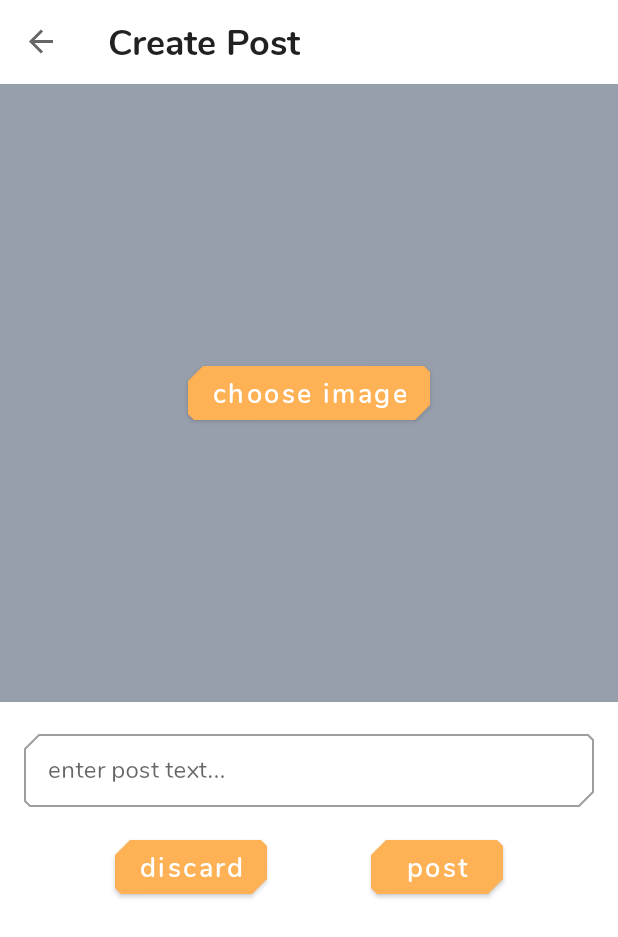
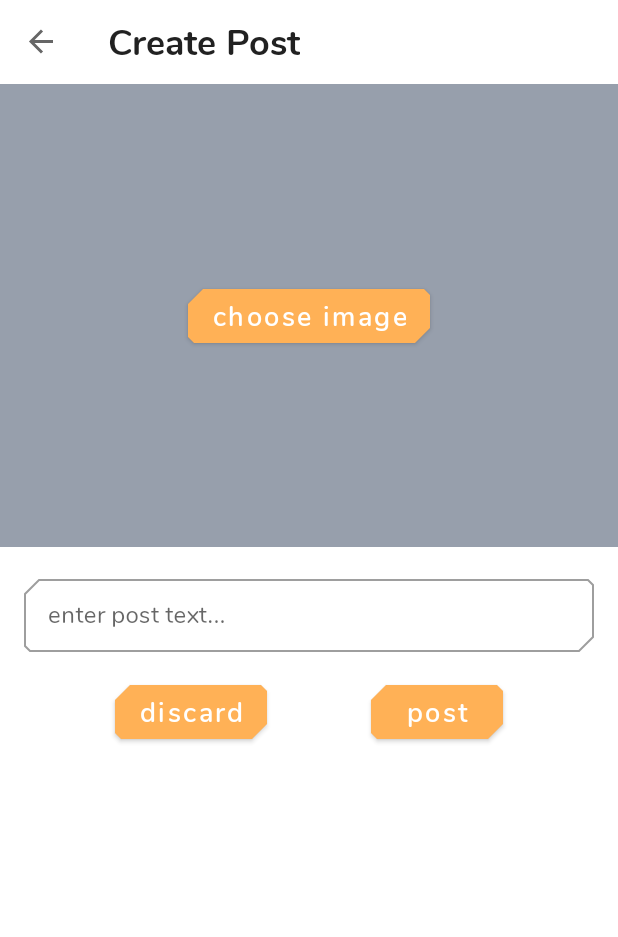
Before and after one commit to 13yadav/android-social-media, an Android app: the CreatePostFragment screen opened through its navigation route, on a phone screen of 412 x 824 dp. Shown: the top 937 px of the screen. Run offline under Robolectric (Android 15) with nearby library versions, the light colour scheme and no system bars; our stand-ins replace Dagger/Hilt's generated code, Firebase (no records; nobody signed in at launch, a user with empty details on screens opened directly), navigation-ui; libraries missing offline, so code that uses them is left out: com.theartofdev.edmodo; pictures from the network do not load; 3 statements that could not run were skipped.

Commit message:
create post fix

```diff
--- a/app/build.gradle
+++ b/app/build.gradle
@@ -75,6 +75,7 @@ dependencies {
 
     // activity ktx for viewModels
     implementation "androidx.activity:activity-ktx:1.2.3"
+    implementation "androidx.fragment:fragment-ktx:1.3.4"
 
     // dagger hilt
     implementation 'com.google.dagger:hilt-android:2.36'
--- a/app/src/main/AndroidManifest.xml
+++ b/app/src/main/AndroidManifest.xml
@@ -13,6 +13,8 @@
         android:roundIcon="@mipmap/ic_launcher_round"
         android:supportsRtl="true"
         android:theme="@style/Theme.SocialMedia">
+
+        <activity android:name="com.theartofdev.edmodo.cropper.CropImageActivity" android:theme="@style/Base.Theme.AppCompat"/>
         <activity android:name=".ui.MainActivity">
             <intent-filter>
                 <action android:name="android.intent.action.MAIN" />
@@ -20,7 +22,6 @@
                 <category android:name="android.intent.category.LAUNCHER" />
             </intent-filter>
         </activity>
-        <activity android:name="com.theartofdev.edmodo.cropper.CropImageActivity" />
 
         <meta-data
             android:name="preloaded_fonts"
--- a/app/src/main/java/com/strangecoder/socialmedia/ui/main/fragments/CreatePostFragment.kt
+++ b/app/src/main/java/com/strangecoder/socialmedia/ui/main/fragments/CreatePostFragment.kt
@@ -14,6 +14,7 @@ import androidx.fragment.app.Fragment
 import androidx.fragment.app.viewModels
 import androidx.navigation.fragment.findNavController
 import com.bumptech.glide.RequestManager
+import com.google.android.material.transition.MaterialSharedAxis
 import com.strangecoder.socialmedia.R
 import com.strangecoder.socialmedia.databinding.FragmentCreatePostBinding
 import com.strangecoder.socialmedia.other.EventObserver
@@ -39,12 +40,16 @@ class CreatePostFragment : Fragment() {
     private val cropActivityResultContract = object : ActivityResultContract<String, Uri?>() {
         override fun createIntent(context: Context, input: String?): Intent {
             return CropImage.activity()
-                .setAspectRatio(16, 9)
+                .setAspectRatio(4, 3)
                 .setGuidelines(CropImageView.Guidelines.ON)
                 .getIntent(requireContext())
         }
 
         override fun parseResult(resultCode: Int, intent: Intent?): Uri? {
+            if (intent == null) {
+                snackBar("Failed to get image!")
+                return null
+            }
             return CropImage.getActivityResult(intent).uri
         }
     }
@@ -53,6 +58,10 @@ class CreatePostFragment : Fragment() {
 
     override fun onCreate(savedInstanceState: Bundle?) {
         super.onCreate(savedInstanceState)
+
+        enterTransition = MaterialSharedAxis(MaterialSharedAxis.Z, true)
+        exitTransition = MaterialSharedAxis(MaterialSharedAxis.Z, false)
+
         cropContent = registerForActivityResult(cropActivityResultContract) {
             it?.let {
                 viewModel.setCurImageIri(it)
--- a/app/src/main/res/layout/fragment_create_post.xml
+++ b/app/src/main/res/layout/fragment_create_post.xml
@@ -1,6 +1,7 @@
 <?xml version="1.0" encoding="utf-8"?>
 <androidx.constraintlayout.widget.ConstraintLayout xmlns:android="http://schemas.android.com/apk/res/android"
     xmlns:app="http://schemas.android.com/apk/res-auto"
+    xmlns:tools="http://schemas.android.com/tools"
     android:layout_width="match_parent"
     android:layout_height="match_parent">
 
@@ -9,7 +10,7 @@
         android:layout_width="match_parent"
         android:layout_height="0dp"
         android:background="@color/secondaryText"
-        app:layout_constraintDimensionRatio="1:1"
+        app:layout_constraintDimensionRatio="4:3"
         app:layout_constraintEnd_toEndOf="parent"
         app:layout_constraintHorizontal_bias="0.5"
         app:layout_constraintStart_toStartOf="parent"
@@ -27,6 +28,14 @@
         app:layout_constraintEnd_toEndOf="@id/ivPostImage"
         app:layout_constraintStart_toStartOf="@id/ivPostImage"
         app:layout_constraintTop_toTopOf="@id/ivPostImage" />
+
+    <!-- Dummy item to prevent AutoCompleteTextView from receiving focus -->
+    <LinearLayout
+        android:layout_width="0px"
+        android:layout_height="0px"
+        android:focusable="true"
+        android:focusableInTouchMode="true"
+        tools:ignore="MissingConstraints" />
 
     <com.google.android.material.textfield.TextInputLayout
         android:id="@+id/tilPostText"
@@ -47,7 +56,9 @@
             android:hint="@string/enter_post_text"
             android:inputType="textMultiLine"
             android:maxLength="200"
-            android:maxLines="5" />
+            android:maxLines="5"
+            android:nextFocusLeft="@id/etPostDescription"
+            android:nextFocusUp="@id/etPostDescription" />
 
     </com.google.android.material.textfield.TextInputLayout>
 
```
